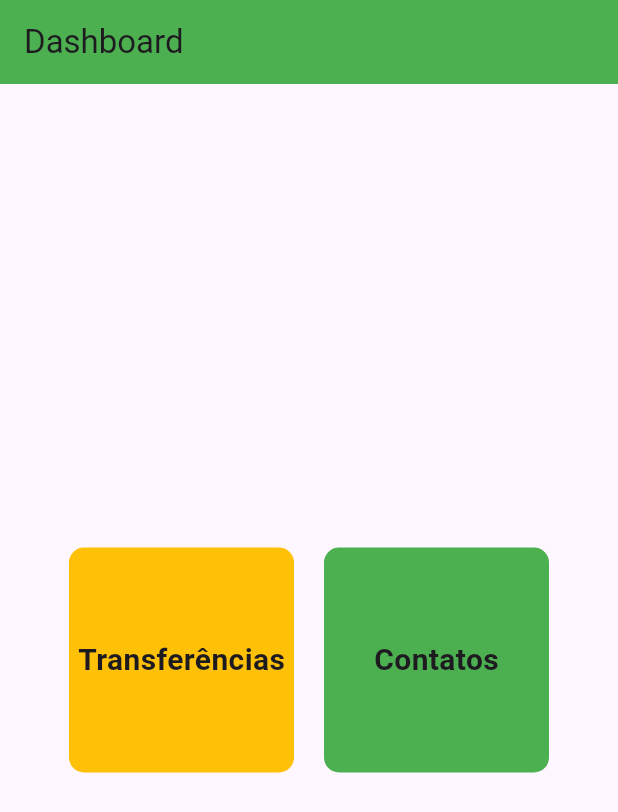
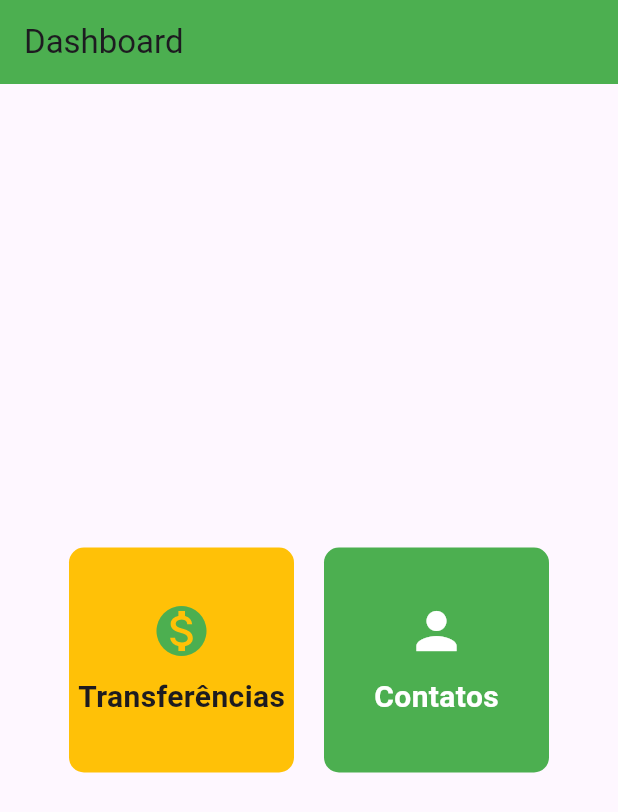
Before and after one commit to JoaoVictorGarcia2/AppBank, a Flutter app: the screen it shows after launch, on a phone screen of 412 x 824 dp. Shown: the top 812 px of the screen. Run offline on Flutter 3.47's test engine with Material 3 defaults, Android fonts, the phone set to English and light mode, and no system bars.

Commit message:
inclusao dos icones no dashboard

```diff
--- a/lib/main.dart
+++ b/lib/main.dart
@@ -43,11 +43,16 @@ class Dashboard extends StatelessWidget {
                   color: Colors.amber,
                   borderRadius: BorderRadius.circular(10),
                 ),
-                child: const Center(
-                  child: Text(
-                    "Transferências",
-                    style: TextStyle(fontSize: 20, fontWeight: FontWeight.bold),
-                  ),
+                child: Column(
+                  mainAxisAlignment: MainAxisAlignment.center,
+                  children: [
+                    const Icon(Icons.monetization_on, size: 40, color: Colors.green),
+                    const SizedBox(height: 10),
+                    const Text(
+                      "Transferências",
+                      style: TextStyle(fontSize: 20, fontWeight: FontWeight.bold),
+                    ),
+                  ],
                 ),
               ),
             ),
@@ -66,11 +71,16 @@ class Dashboard extends StatelessWidget {
                   color: Colors.green,
                   borderRadius: BorderRadius.circular(10),
                 ),
-                child: const Center(
-                  child: Text(
-                    "Contatos",
-                    style: TextStyle(fontSize: 20, fontWeight: FontWeight.bold),
-                  ),
+                child: Column(
+                  mainAxisAlignment: MainAxisAlignment.center,
+                  children: [
+                    const Icon(Icons.person, size: 40, color: Colors.white),
+                    const SizedBox(height: 10),
+                    const Text(
+                      "Contatos",
+                      style: TextStyle(fontSize: 20, fontWeight: FontWeight.bold, color: Colors.white),
+                    ),
+                  ],
                 ),
               ),
             ),
```
